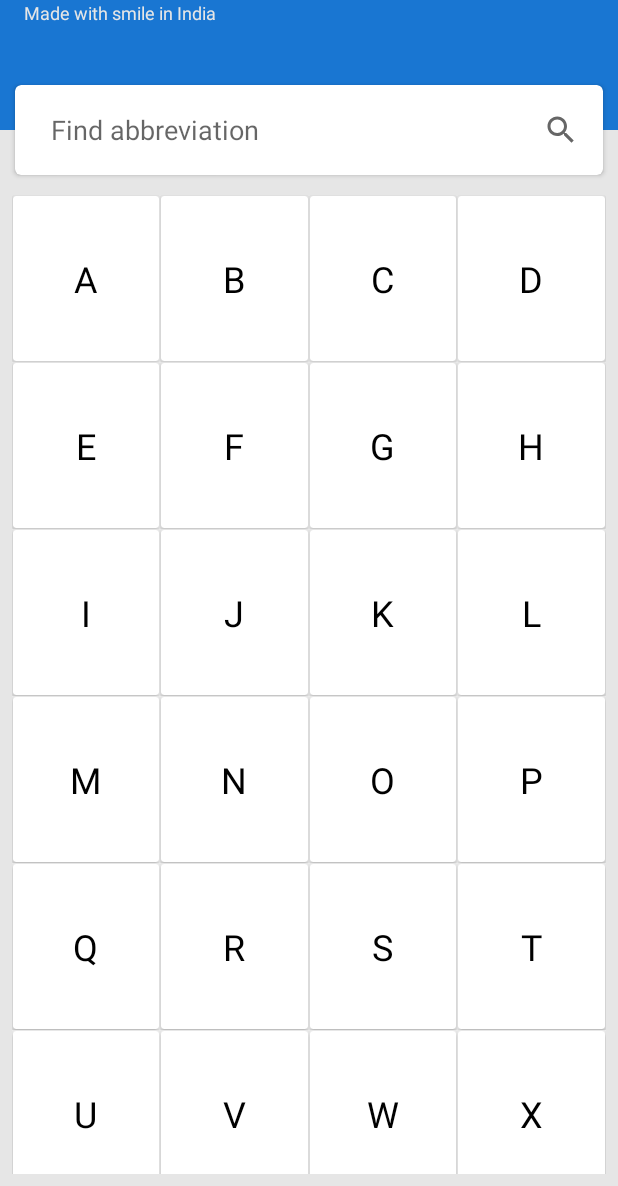
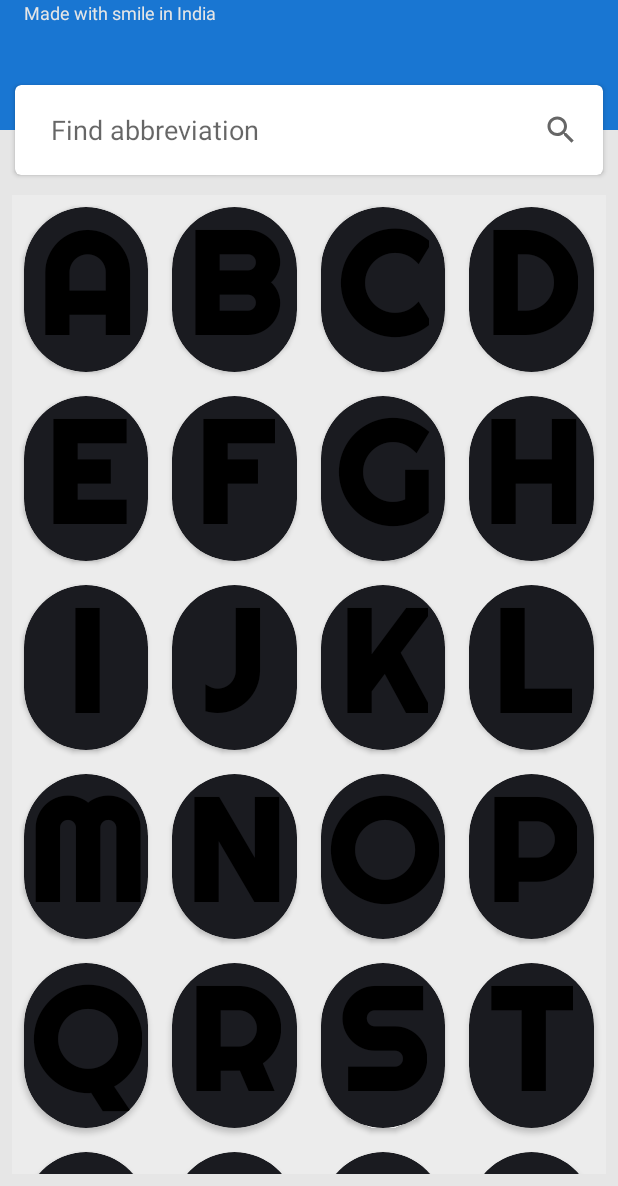
Before and after one commit to RaRe2604/Abbreviations, an Android app: the screen it shows after launch (MainActivity), on a phone screen of 412 x 824 dp, the part 50-1236 px from its top. Run offline under Robolectric (Android 15) with nearby library versions, the phone set to English and light mode, and no system bars.

Commit message:
Adding Alphabet font style

```diff
--- a/app/src/main/res/layout/alphabet.xml
+++ b/app/src/main/res/layout/alphabet.xml
@@ -1,31 +1,29 @@
 <?xml version="1.0" encoding="utf-8"?>
-<RelativeLayout
-    xmlns:android="http://schemas.android.com/apk/res/android"
+<RelativeLayout xmlns:android="http://schemas.android.com/apk/res/android"
     android:layout_width="match_parent"
     android:layout_height="wrap_content">
 
-    <androidx.cardview.widget.CardView
-        xmlns:card_view="http://schemas.android.com/apk/res-auto"
-        android:layout_width="match_parent"
+    <androidx.cardview.widget.CardView xmlns:app="http://schemas.android.com/apk/res-auto"
+        android:layout_width="112dp"
         android:layout_height="110dp"
-        android:layout_margin="0.5dp"
-        card_view:cardBackgroundColor="@android:color/white">
+        android:layout_centerHorizontal="true"
+        android:layout_margin="8dp"
+        android:innerRadius="40dp"
+        android:shape="ring"
+        android:thicknessRatio="8"
+        app:cardCornerRadius="75dp">
 
-        <LinearLayout
-            android:layout_width="match_parent"
+        <TextView
+            android:id="@+id/alphabet"
+            android:layout_width="wrap_content"
             android:layout_height="match_parent"
-            android:gravity="center"
-            android:orientation="vertical">
-
-            <TextView
-                android:id="@+id/alphabet"
-                android:layout_width="wrap_content"
-                android:layout_height="wrap_content"
-                android:layout_gravity="center"
-                android:textColor="@android:color/black"
-                android:textSize="24sp"/>
-
-        </LinearLayout>
+            android:layout_gravity="center"
+            android:fontFamily="@font/righteous_regular"
+            android:gravity="bottom|center_horizontal"
+            android:textAllCaps="true"
+            android:textColor="@android:color/black"
+            android:textSize="96sp"
+            android:textStyle="bold" />
 
     </androidx.cardview.widget.CardView>
 
```
Also changed, not shown: app/src/main/res/font/righteous_regular.ttf (added).
